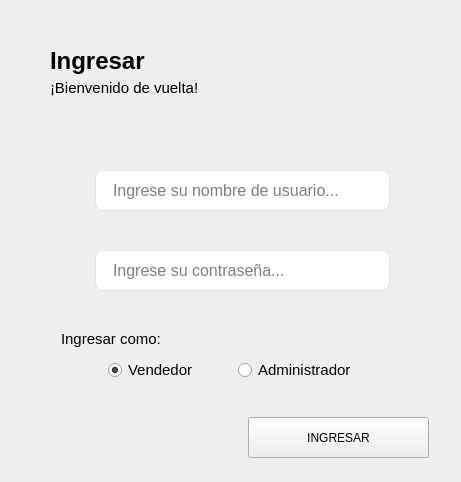
Old version of the form designer/Ui_Login.ui in the repository ivanperez-7/printpos.
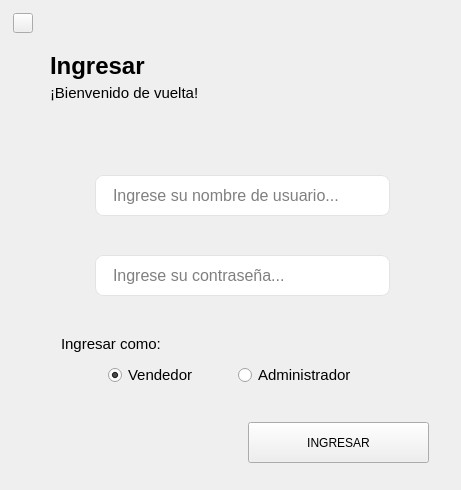
New version of the form. Icons and pictures are not drawn. Custom widgets are drawn as their Qt base class.

Commit message: nuevo widget clickable boton + reportes WIP

```diff
--- a/designer/Ui_Login.ui
+++ b/designer/Ui_Login.ui
@@ -7,7 +7,7 @@
     <x>0</x>
     <y>0</y>
     <width>461</width>
-    <height>482</height>
+    <height>490</height>
    </rect>
   </property>
   <property name="windowTitle">
@@ -32,7 +32,7 @@
    <property name="geometry">
     <rect>
      <x>28</x>
-     <y>417</y>
+     <y>422</y>
      <width>191</width>
      <height>41</height>
     </rect>
@@ -59,7 +59,7 @@
    <property name="geometry">
     <rect>
      <x>248</x>
-     <y>417</y>
+     <y>422</y>
      <width>181</width>
      <height>41</height>
     </rect>
@@ -75,7 +75,7 @@
    <property name="geometry">
     <rect>
      <x>108</x>
-     <y>360</y>
+     <y>365</y>
      <width>111</width>
      <height>20</height>
     </rect>
@@ -99,7 +99,7 @@
    <property name="geometry">
     <rect>
      <x>50</x>
-     <y>80</y>
+     <y>85</y>
      <width>161</width>
      <height>16</height>
     </rect>
@@ -117,7 +117,7 @@
    <property name="geometry">
     <rect>
      <x>95</x>
-     <y>170</y>
+     <y>175</y>
      <width>295</width>
      <height>41</height>
     </rect>
@@ -138,7 +138,7 @@
    <property name="geometry">
     <rect>
      <x>61</x>
-     <y>328</y>
+     <y>333</y>
      <width>111</width>
      <height>21</height>
     </rect>
@@ -156,7 +156,7 @@
    <property name="geometry">
     <rect>
      <x>238</x>
-     <y>360</y>
+     <y>365</y>
      <width>121</width>
      <height>20</height>
     </rect>
@@ -177,7 +177,7 @@
    <property name="geometry">
     <rect>
      <x>95</x>
-     <y>250</y>
+     <y>255</y>
      <width>295</width>
      <height>41</height>
     </rect>
@@ -201,7 +201,7 @@
    <property name="geometry">
     <rect>
      <x>248</x>
-     <y>30</y>
+     <y>35</y>
      <width>171</width>
      <height>91</height>
     </rect>
@@ -217,7 +217,7 @@
    <property name="geometry">
     <rect>
      <x>50</x>
-     <y>40</y>
+     <y>45</y>
      <width>101</width>
      <height>41</height>
     </rect>
@@ -236,7 +236,7 @@
    <property name="geometry">
     <rect>
      <x>61</x>
-     <y>179</y>
+     <y>184</y>
      <width>26</width>
      <height>26</height>
     </rect>
@@ -255,7 +255,7 @@
    <property name="geometry">
     <rect>
      <x>61</x>
-     <y>260</y>
+     <y>265</y>
      <width>23</width>
      <height>23</height>
     </rect>
@@ -270,6 +270,26 @@
     <bool>true</bool>
    </property>
   </widget>
+  <widget class="ClickableIcon" name="btAjustes">
+   <property name="geometry">
+    <rect>
+     <x>13</x>
+     <y>13</y>
+     <width>20</width>
+     <height>20</height>
+    </rect>
+   </property>
+   <property name="icon">
+    <iconset resource="../resources.qrc">
+     <normaloff>:/img/resources/images/settings.png</normaloff>:/img/resources/images/settings.png</iconset>
+   </property>
+   <property name="iconSize">
+    <size>
+     <width>20</width>
+     <height>20</height>
+    </size>
+   </property>
+  </widget>
  </widget>
  <customwidgets>
   <customwidget>
@@ -277,6 +297,11 @@
    <extends>QPushButton</extends>
    <header>backends.Login.h</header>
   </customwidget>
+  <customwidget>
+   <class>ClickableIcon</class>
+   <extends>QPushButton</extends>
+   <header>utils.mywidgets.h</header>
+  </customwidget>
  </customwidgets>
  <tabstops>
   <tabstop>inputUsuario</tabstop>
```
The commit also changes 26 other files.
